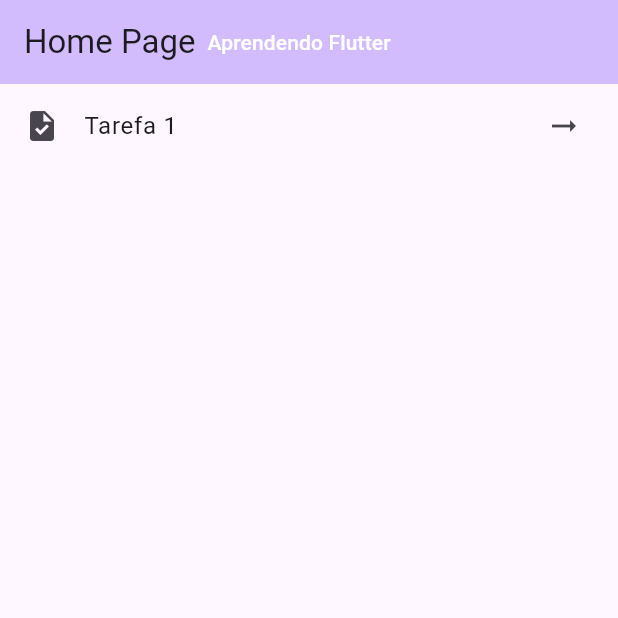
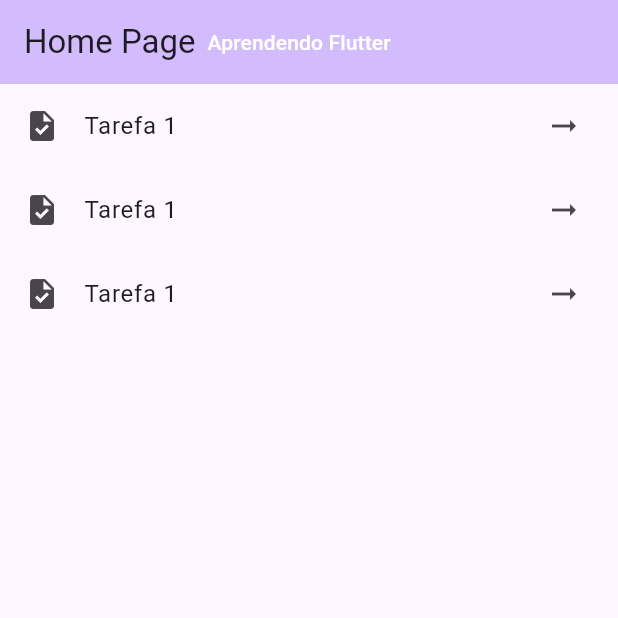
Before and after one commit to millena-kppn/Primeira-Application-Flutter, a Flutter app: the screen it shows after launch, on a phone screen of 412 x 824 dp, the top half of it. Run offline on Flutter 3.47's test engine with Material 3 defaults, Android fonts, the phone set to English and light mode, and no system bars.

Commit message:
Array tarefas criado

```diff
--- a/lib/pages/home_page.dart
+++ b/lib/pages/home_page.dart
@@ -10,6 +10,7 @@ class MyHomePage extends StatefulWidget {
 }
 
 class _MyHomePageState extends State<MyHomePage> {
+  List<String> tarefas = ['Tarefa 1', 'Tarefa 2', 'Tarefa 3'];
   @override
   Widget build(BuildContext context) {
     return Scaffold(
@@ -25,7 +26,7 @@ class _MyHomePageState extends State<MyHomePage> {
       ),
       body: Center(
         child: ListView.builder(
-          itemCount: 1,
+          itemCount: tarefas.length,
           itemBuilder: (context, index) {
             return ListTile(
               leading: Icon(Icons.task),
```
